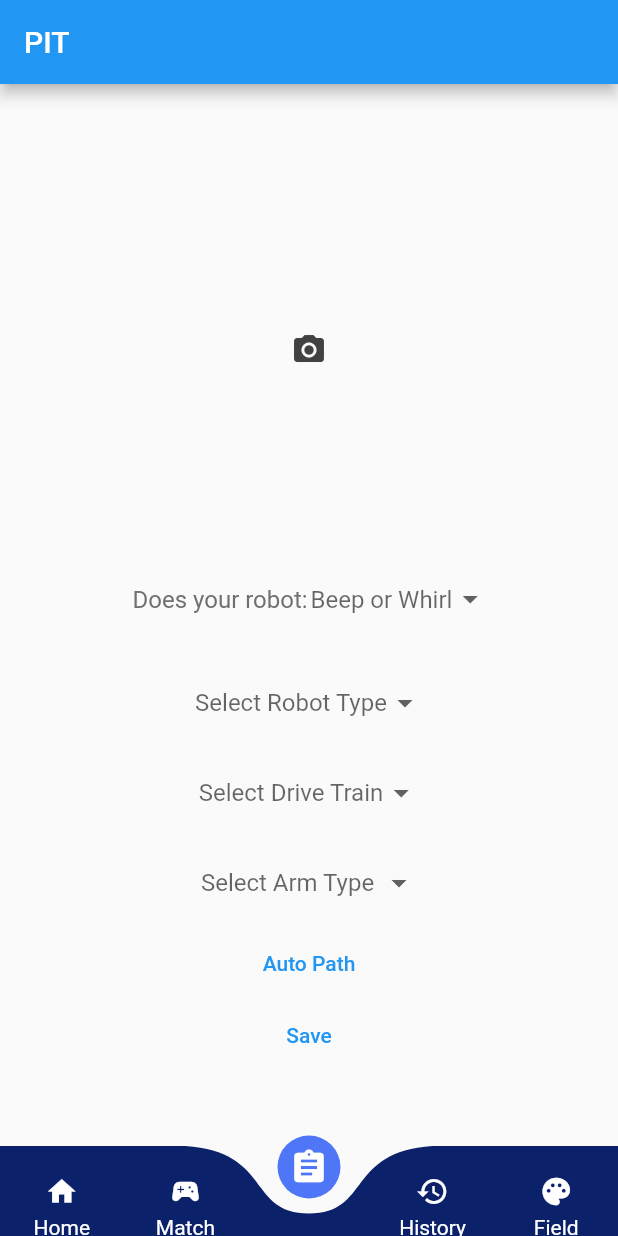
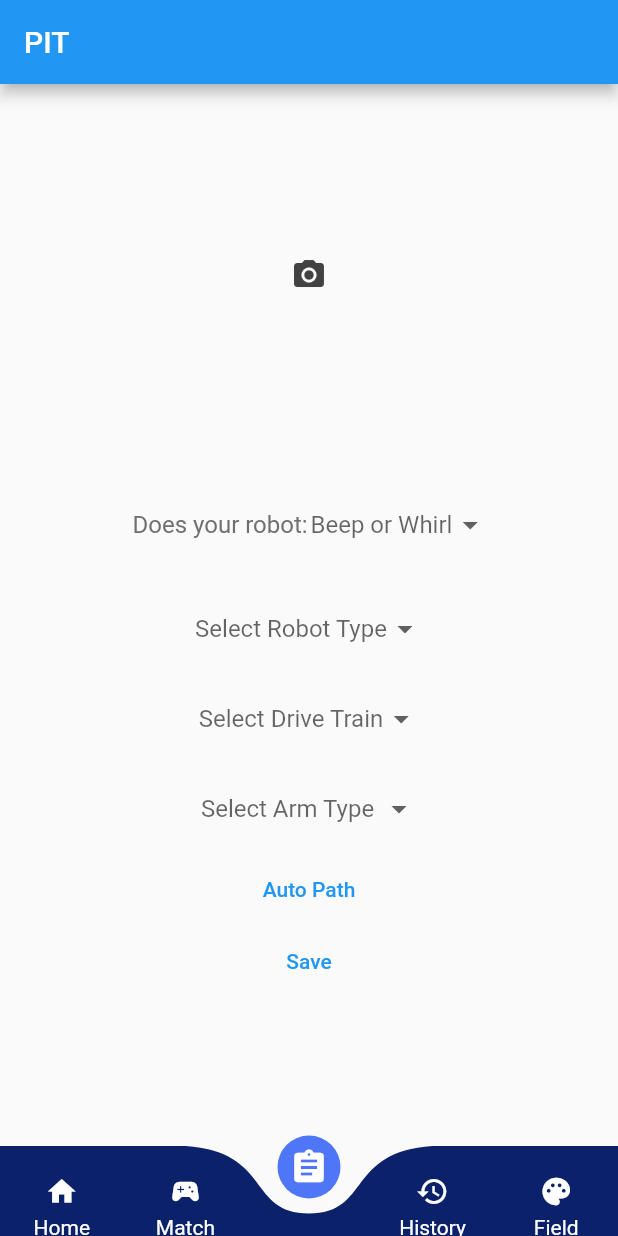
Before and after one commit to Team-Optix-3749/Optix-Scouting, a Flutter app: the screen it shows after launch, swiped to page 3, on a phone screen of 412 x 824 dp. Run offline on Flutter 3.47's test engine with Material 2 defaults, Android fonts, the phone set to English and light mode, and no system bars; drawn by our look-alikes of curved_navigation_bar, dropdown_button2; our stand-ins replace carousel_slider, csv, flutter_slidable, flutter_svg, gallery_saver, image_picker and 2 more; missing offline and left inert: flutter_grid_button, flutter_octicons, image_painter; statements that could not run were skipped; project files that could hold a hidden picture were left out.

Commit message:
minor bug fixes

```diff
--- a/lib/pages/home.dart
+++ b/lib/pages/home.dart
@@ -28,6 +28,7 @@ class _HomePageState extends State<HomePage>
   Map<String, int> presets = {
     "Red": 0,
     "Blue": 1,
+    "Pit": 2,
     // "Add preset": 2,
   };
   List<String> teams = [];
@@ -43,6 +44,10 @@ class _HomePageState extends State<HomePage>
       color: Colors.black54,
     ),
     2: Icon(
+      Icons.content_paste,
+      color: Colors.black54,
+    ),
+    3: Icon(
       Icons.add,
       color: Colors.black54,
     )
@@ -669,7 +674,13 @@ class _HomePageState extends State<HomePage>
                 );
               } else {
                 widget.getMatchInfo().alliance = preset!;
-                widget.changeIndex(1); // go to scout screen
+                if (preset! == "Pit") {
+                  widget.changeIndex(2); // go to scout screen
+
+                } else {
+                  widget.changeIndex(1); // go to scout screen
+
+                }
               }
             },
           ),
--- a/lib/pages/pit.dart
+++ b/lib/pages/pit.dart
@@ -257,7 +257,8 @@ class _PitState extends State<Pit> {
       appBar: AppBar(
         title: Text('PIT'),
       ),
-      body: Column(
+      body: SingleChildScrollView(
+        child: Column(
           crossAxisAlignment: CrossAxisAlignment.center,
           mainAxisAlignment: MainAxisAlignment.center,
           children: <Widget>[
@@ -547,13 +548,17 @@ class _PitState extends State<Pit> {
             ),
             TextButton(
               onPressed: () {
-              if (_image == null || typePreset == null || drivePreset == null) {
+                if (_image == null ||
+                    typePreset == null ||
+                    drivePreset == null) {
                   showDialog(
                     context: context,
                     builder: (context) => Util.buildPopupDialog(
                       context,
                       "Fields missing",
-                    <Widget>[Container(child: Text("Some fields are missing"))],
+                      <Widget>[
+                        Container(child: Text("Some fields are missing"))
+                      ],
                     ),
                   );
                 } else {
@@ -605,11 +610,11 @@ class _PitState extends State<Pit> {
                           onPressed: () {
                             if (commentsController.value.text.isNotEmpty) {
                               Navigator.pop(context);
-                            save(_image, typePreset!, drivePreset!, armPreset!,
-                                commentsController.value.text);
+                              save(_image, typePreset!, drivePreset!,
+                                  armPreset!, commentsController.value.text);
                             } else {
-                            save(_image, typePreset!, drivePreset!, armPreset!,
-                                "");
+                              save(_image, typePreset!, drivePreset!,
+                                  armPreset!, "");
                             }
                           },
                           child: const Text("Save"),
@@ -625,6 +630,7 @@ class _PitState extends State<Pit> {
             ),
           ],
         ),
+      ),
     );
   }
 }
```
Lines whose indentation alone changed are shown as unchanged.
